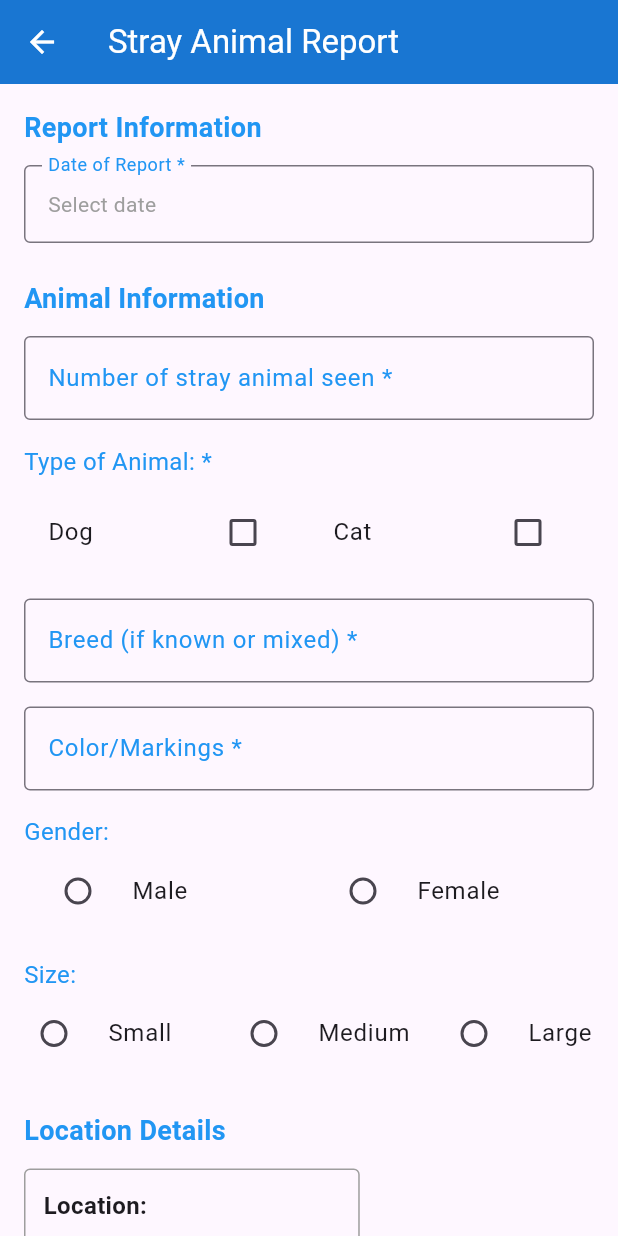
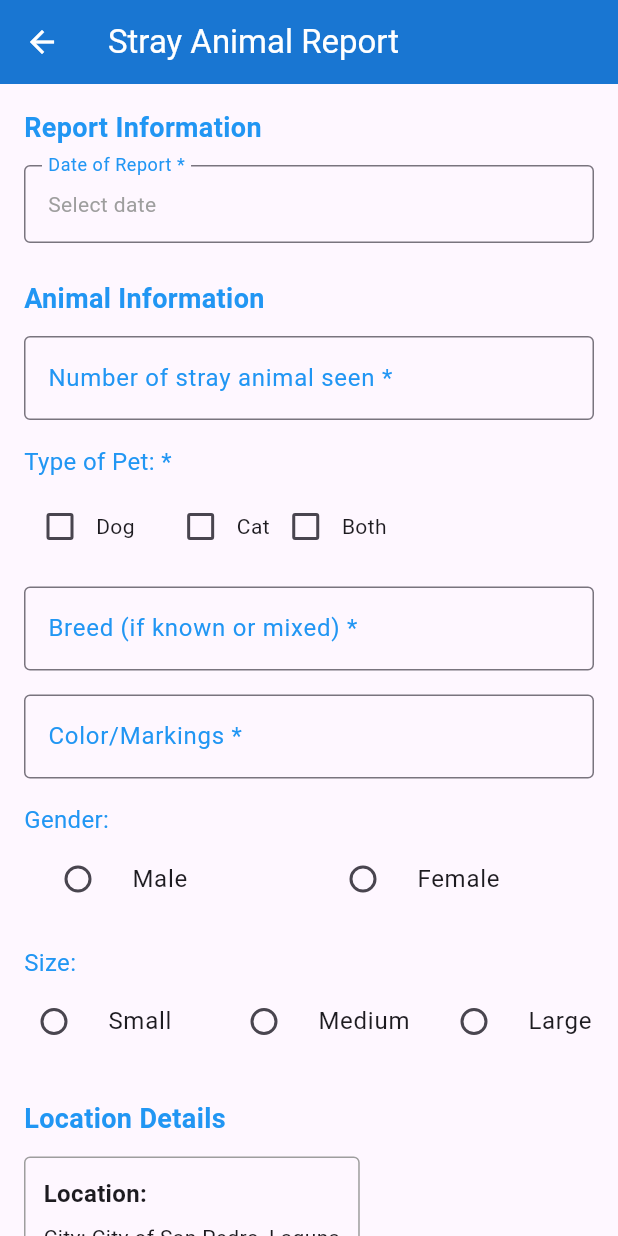
Before and after one commit to aljon-dev/Geo-pet, a Flutter app: the StrayAnimalReportForm screen opened directly, on a phone screen of 412 x 824 dp. Run offline on Flutter 3.47's test engine with Material 3 defaults, Android fonts, the phone set to English and light mode, and no system bars; our stand-ins replace carousel_slider, chat_bubbles, cloud_firestore, firebase_auth, firebase_core, firebase_storage and 3 more; accounts and stored records are empty.

Commit message:
push upgrade

```diff
--- a/lib/Reports/ReportStray.dart
+++ b/lib/Reports/ReportStray.dart
@@ -112,6 +112,7 @@ class _StrayAnimalReportFormState extends State<StrayAnimalReportForm> {
         'imageUrls': imageUrls,
         'createdAt': FieldValue.serverTimestamp(),
         'updatedAt': FieldValue.serverTimestamp(),
+        'status': 'pending',
       };
 
       // Send to Firestore
@@ -212,7 +213,7 @@ class _StrayAnimalReportFormState extends State<StrayAnimalReportForm> {
                 keyboardType: TextInputType.number,
               ),
               const SizedBox(height: 16),
-              _buildAnimalTypeSelection(),
+              _buildPetTypeSelection(),
               const SizedBox(height: 16),
               _buildRequiredTextField(
                 'Breed (if known or mixed)',
@@ -421,62 +422,65 @@ class _StrayAnimalReportFormState extends State<StrayAnimalReportForm> {
     );
   }
 
-  Widget _buildAnimalTypeSelection() {
+  Widget _buildPetTypeSelection() {
     return Column(
       crossAxisAlignment: CrossAxisAlignment.start,
       children: [
         const Text(
-          'Type of Animal: *',
+          'Type of Pet: *',
           style: TextStyle(fontSize: 16, color: Colors.blue),
         ),
         const SizedBox(height: 8),
         Row(
           children: [
-            Expanded(
-              child: CheckboxListTile(
-                title: const Text('Dog'),
+            Row(
+              mainAxisSize: MainAxisSize.min,
+              children: [
+                Checkbox(
                   value: _animalType.contains('Dog'),
                   onChanged: (bool? value) {
                     setState(() {
                       if (value == true) {
-                      if (_animalType == 'Cat') {
-                        _animalType = 'Both';
-                      } else {
-                        _animalType = 'Dog';
-                      }
-                    } else {
-                      if (_animalType == 'Both') {
-                        _animalType = 'Cat';
-                      } else {
-                        _animalType = '';
-                      }
+                        _animalType = 'Dog'; // Fixed: was _petType == 'Dog'
                       }
                     });
                   },
                 ),
+                const Text('Dog'),
+              ],
             ),
-            Expanded(
-              child: CheckboxListTile(
-                title: const Text('Cat'),
+            const SizedBox(width: 20),
+            Row(
+              mainAxisSize: MainAxisSize.min,
+              children: [
+                Checkbox(
                   value: _animalType.contains('Cat'),
                   onChanged: (bool? value) {
                     setState(() {
                       if (value == true) {
-                      if (_animalType == 'Dog') {
-                        _animalType = 'Both';
-                      } else {
-                        _animalType = 'Cat';
-                      }
-                    } else {
-                      if (_animalType == 'Both') {
-                        _animalType = 'Dog';
-                      } else {
-                        _animalType = '';
-                      }
+                        _animalType = 'Cat'; // Fixed: was _petType == 'Cat'
                       }
                     });
                   },
                 ),
+                const Text('Cat'),
+              ],
+            ),
+            Row(
+              mainAxisSize: MainAxisSize.min,
+              children: [
+                Checkbox(
+                  value: _animalType.contains('Both'),
+                  onChanged: (bool? value) {
+                    setState(() {
+                      if (value == true) {
+                        _animalType = 'Both'; // Fixed: was _petType == 'Both'
+                      }
+                    });
+                  },
+                ),
+                const Text('Both'),
+              ],
             ),
           ],
         ),
```
Also changed, not shown: lib/Reports/ReportMissing.dart (+20 -34 lines), 4 other files. Lines whose indentation alone changed are shown as unchanged.
